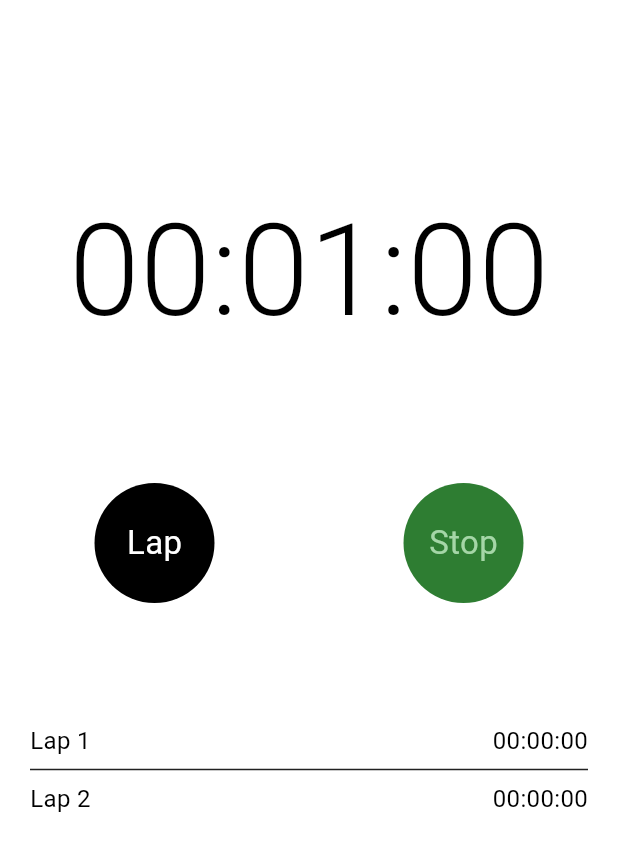
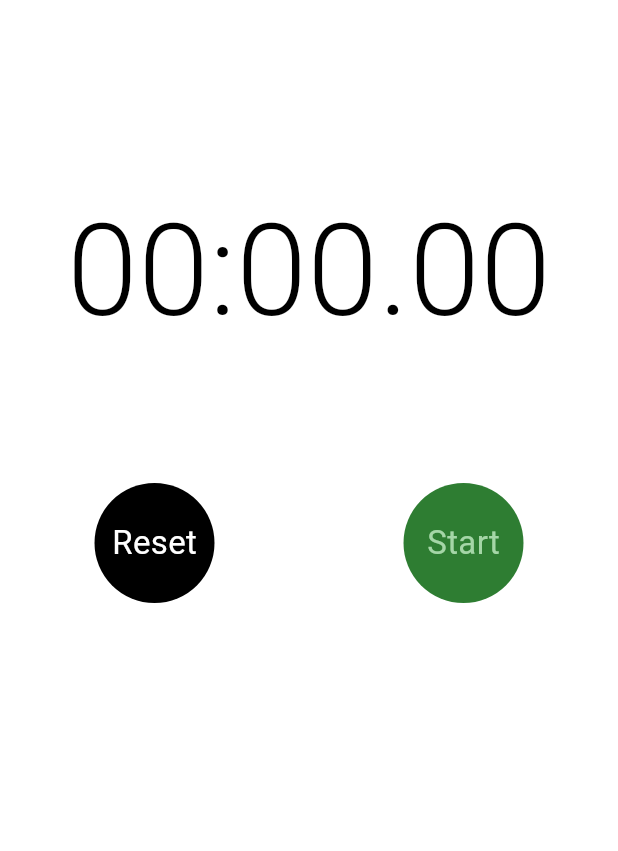
Before and after one commit to FazalHamzaKhan12/stopwatchapp, a Flutter app: the screen it shows after launch, on a phone screen of 412 x 824 dp. Shown: the top 851 px of the screen. Run offline on Flutter 3.47's test engine with Material 3 defaults, Android fonts, the phone set to English and light mode, and no system bars.

```diff
--- a/lib/StopWatchScreen/stopwatchpage.dart
+++ b/lib/StopWatchScreen/stopwatchpage.dart
@@ -1,3 +1,4 @@
+import 'dart:async';
 
 import 'package:flutter/material.dart';
 
@@ -10,6 +11,19 @@ class StopwatchPage extends StatefulWidget {
 
 class _StopwatchPageState extends State<StopwatchPage> {
   List<String> laps = ["", ""];
+
+  late Timer globalTimer;
+  bool isStopWatchRunning = false;
+  int globalStopWatchINMilliSec = 0;
+
+  String _formatTime(int milliseconds) {
+    int minutes = milliseconds ~/ 60000;
+    int seconds = (milliseconds % 60000) ~/ 1000;
+    int milli =
+        (milliseconds % 1000) ~/ 10; // Displaying hundredths of a second
+    return '${minutes.toString().padLeft(2, '0')}:${seconds.toString().padLeft(2, '0')}.${milli.toString().padLeft(2, '0')}';
+  }
+
   @override
   Widget build(BuildContext context) {
     return Scaffold(
@@ -18,10 +32,9 @@ class _StopwatchPageState extends State<StopwatchPage> {
         alignment: Alignment.center,
         child: Padding(
           padding: const EdgeInsets.symmetric(vertical: 120),
-          child: Column(
-            children: [
+          child: Column(children: [
             Text(
-                "00:01:00",
+              _formatTime(globalStopWatchINMilliSec),
               style: TextStyle(
                   fontSize: 85,
                   fontWeight: FontWeight.w300,
@@ -35,7 +48,15 @@ class _StopwatchPageState extends State<StopwatchPage> {
                   children: [
                     InkWell(
                       borderRadius: BorderRadius.circular(100),
-                        onTap: () {},
+                      onTap: () {
+                        setState(() {
+                          globalStopWatchINMilliSec = 0; // Reset the time to zero
+                          if (isStopWatchRunning) { // Stop the timer if running
+                            globalTimer.cancel();
+                            isStopWatchRunning = false;
+                          }
+                        });
+                      },
                       child: Container(
                         height: 80,
                         width: 80,
@@ -45,7 +66,7 @@ class _StopwatchPageState extends State<StopwatchPage> {
                         ),
                         child: Center(
                           child: Text(
-                              "Lap",
+                            "Reset",
                             style: TextStyle(
                                 fontSize: 22,
                                 color: Colors.white,
@@ -56,7 +77,24 @@ class _StopwatchPageState extends State<StopwatchPage> {
                     ),
                     InkWell(
                       borderRadius: BorderRadius.circular(120),
-                        onTap: () {},
+                      onTap: () {
+                        if (isStopWatchRunning == false) {
+                          setState(() {
+                            isStopWatchRunning = true;
+                          });
+                          globalTimer = Timer.periodic(
+                              Duration(milliseconds: 1), (callback) {
+                            setState(() {
+                              globalStopWatchINMilliSec++;
+                            });
+                          });
+                        } else {
+                          globalTimer.cancel();
+                          setState(() {
+                            isStopWatchRunning = false;
+                          });
+                        }
+                      },
                       child: Container(
                         height: 80,
                         width: 80,
@@ -66,7 +104,7 @@ class _StopwatchPageState extends State<StopwatchPage> {
                         ),
                         child: Center(
                           child: Text(
-                              "Stop",
+                            isStopWatchRunning ? "Stop" : "Start",
                             style: TextStyle(
                                 fontSize: 22,
                                 color: Colors.green[200],
@@ -79,34 +117,7 @@ class _StopwatchPageState extends State<StopwatchPage> {
                 ),
               ),
             ),
-          Padding(
-            padding: EdgeInsets.symmetric(horizontal: 20),
-            child: ListView.separated(
-              shrinkWrap: true,
-              itemBuilder: (BuildContext context, int index) {
-                return Row(
-                  mainAxisAlignment: MainAxisAlignment.spaceBetween, // Align content properly
-                  children: [
-                    Text(
-                      "Lap ${index + 1}",
-                      style: TextStyle(color: Colors.black, fontSize: 16),
-                    ),
-                    Text(
-                      "00:00:00",
-                      style: TextStyle(color: Colors.black, fontSize: 16),
-                    )
-                  ],
-                );
-              },
-              separatorBuilder: (BuildContext context, int index) {
-                return Divider(
-                  color: Colors.grey[900],
-                );
-              },
-              itemCount: laps.length, // Total items in the list
-            ),
-          )]
-          ),
+          ]),
         ),
       ),
     );
```
Lines whose indentation alone changed are shown as unchanged.
